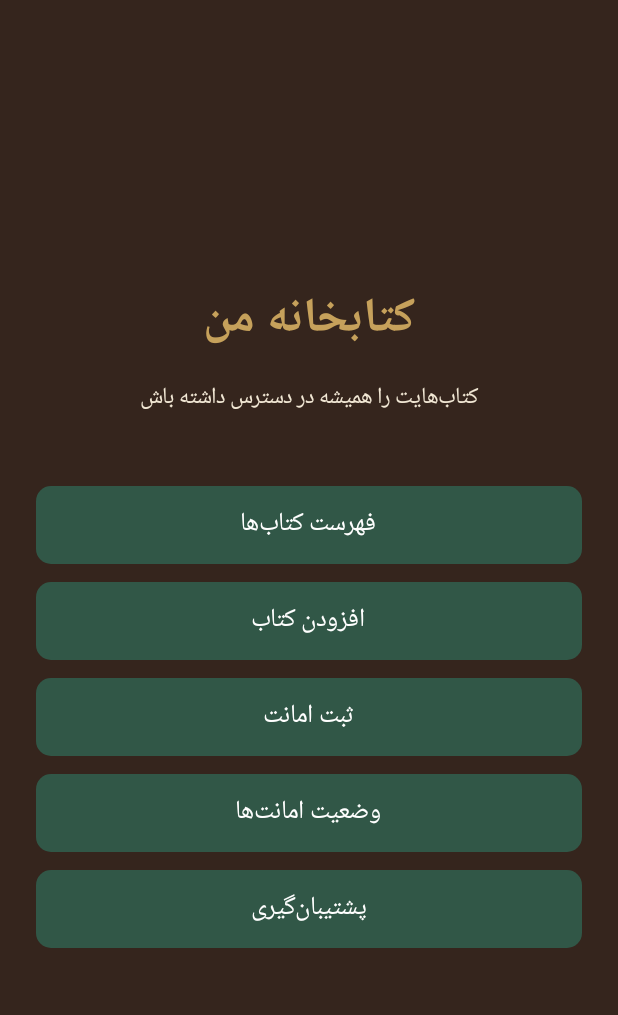
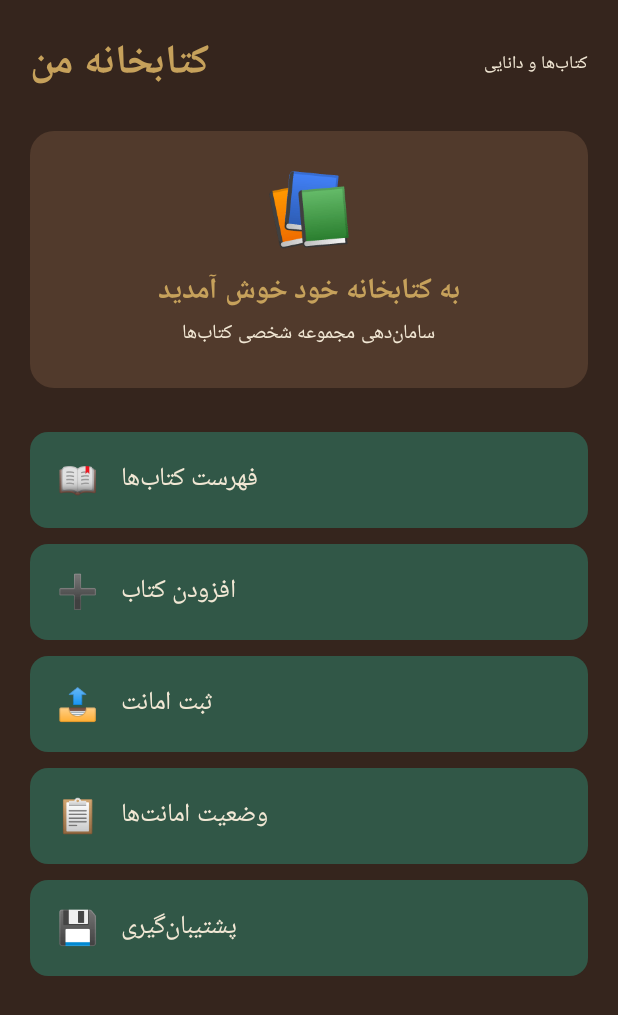
Before and after one commit to Meti1986/Ketabkhaneh-man, an Android app built with Jetpack Compose: the screen it shows after launch (MainActivity), on a phone screen of 412 x 824 dp. Shown: the top 1015 px of the screen. Run offline under Robolectric (Android 15) with nearby library versions, the phone set to English and light mode, and no system bars.

Commit message:
Update MainActivity.kt

```diff
--- a/app/src/main/java/com/ketabkhaneman/MainActivity.kt
+++ b/app/src/main/java/com/ketabkhaneman/MainActivity.kt
@@ -1,13 +1,15 @@
+
 package com.ketabkhaneman
 
 import android.os.Bundle
 import androidx.activity.ComponentActivity
 import androidx.activity.compose.setContent
 import androidx.compose.foundation.background
+import androidx.compose.foundation.clickable
 import androidx.compose.foundation.layout.*
 import androidx.compose.foundation.shape.RoundedCornerShape
 import androidx.compose.material3.*
-import androidx.compose.runtime.Composable
+import androidx.compose.runtime.*
 import androidx.compose.ui.Alignment
 import androidx.compose.ui.Modifier
 import androidx.compose.ui.graphics.Color
@@ -15,76 +17,190 @@ import androidx.compose.ui.text.font.FontWeight
 import androidx.compose.ui.unit.dp
 import androidx.compose.ui.unit.sp
 
+private val Wood = Color(0xFF35251D)
+private val WoodLight = Color(0xFF513A2C)
+private val Gold = Color(0xFFC6A15B)
+private val Paper = Color(0xFFF2E8D5)
+private val Green = Color(0xFF315747)
+
 class MainActivity : ComponentActivity() {
     override fun onCreate(savedInstanceState: Bundle?) {
         super.onCreate(savedInstanceState)
         setContent {
-            LibraryScreen()
+            LibraryApp()
         }
     }
 }
 
 @Composable
-fun LibraryScreen() {
-    val darkWood = Color(0xFF35251D)
-    val gold = Color(0xFFC6A15B)
-    val paper = Color(0xFFF2E8D5)
-    val green = Color(0xFF315747)
+fun LibraryApp() {
+    var page by remember { mutableStateOf("خانه") }
 
+    MaterialTheme {
         Surface(
             modifier = Modifier.fillMaxSize(),
-        color = darkWood
+            color = Wood
         ) {
             Column(
                 modifier = Modifier
                     .fillMaxSize()
-                .padding(24.dp),
-            horizontalAlignment = Alignment.CenterHorizontally,
-            verticalArrangement = Arrangement.Center
+                    .padding(20.dp)
+            ) {
+                Row(
+                    modifier = Modifier.fillMaxWidth(),
+                    verticalAlignment = Alignment.CenterVertically,
+                    horizontalArrangement = Arrangement.SpaceBetween
                 ) {
                     Text(
                         text = "کتابخانه من",
-                color = gold,
-                fontSize = 32.sp,
+                        color = Gold,
+                        fontSize = 27.sp,
                         fontWeight = FontWeight.Bold
                     )
 
-            Spacer(modifier = Modifier.height(12.dp))
+                    Text(
+                        text = "کتاب‌ها و دانایی",
+                        color = Paper,
+                        fontSize = 12.sp
+                    )
+                }
 
-            Text(
-                text = "کتاب‌هایت را همیشه در دسترس داشته باش",
-                color = paper,
-                fontSize = 15.sp
+                Spacer(modifier = Modifier.height(22.dp))
+
+                when (page) {
+                    "خانه" -> HomePage { page = it }
+                    "فهرست کتاب‌ها" -> SimplePage(
+                        "فهرست کتاب‌ها",
+                        "کتاب‌های ثبت‌شده در این بخش نمایش داده می‌شوند."
                     )
+                    "افزودن کتاب" -> SimplePage(
+                        "افزودن کتاب",
+                        "فرم ثبت عنوان، نویسنده، ناشر و نسخه‌ها در مرحله بعد ساخته می‌شود."
+                    )
+                    "ثبت امانت" -> SimplePage(
+                        "ثبت امانت",
+                        "امانت دادن نسخه‌های کتاب در این بخش انجام می‌شود."
+                    )
+                    "وضعیت امانت‌ها" -> SimplePage(
+                        "وضعیت امانت‌ها",
+                        "امانت‌های فعال و سوابق بازگشت در این بخش قرار می‌گیرند."
+                    )
+                    "پشتیبان‌گیری" -> SimplePage(
+                        "پشتیبان‌گیری",
+                        "ابزار پشتیبان‌گیری و بازیابی در این بخش قرار می‌گیرد."
+                    )
+                    else -> HomePage { page = it }
+                }
 
-            Spacer(modifier = Modifier.height(40.dp))
+                Spacer(modifier = Modifier.weight(1f))
 
-            LibraryButton("فهرست کتاب‌ها", green)
-            LibraryButton("افزودن کتاب", green)
-            LibraryButton("ثبت امانت", green)
-            LibraryButton("وضعیت امانت‌ها", green)
-            LibraryButton("پشتیبان‌گیری", green)
+                if (page != "خانه") {
+                    Button(
+                        onClick = { page = "خانه" },
+                        colors = ButtonDefaults.buttonColors(
+                            containerColor = Green
+                        ),
+                        modifier = Modifier.fillMaxWidth()
+                    ) {
+                        Text("بازگشت به خانه", color = Paper)
+                    }
+                }
+            }
         }
     }
 }
 
 @Composable
-fun LibraryButton(title: String, color: Color) {
-    Button(
-        onClick = {},
+fun HomePage(onNavigate: (String) -> Unit) {
+    Column(
+        modifier = Modifier.fillMaxWidth(),
+        horizontalAlignment = Alignment.CenterHorizontally
+    ) {
+        Box(
             modifier = Modifier
                 .fillMaxWidth()
-            .padding(vertical = 6.dp)
-            .height(52.dp),
-        shape = RoundedCornerShape(10.dp),
-        colors = ButtonDefaults.buttonColors(
-            containerColor = color
+                .background(
+                    WoodLight,
+                    RoundedCornerShape(16.dp)
                 )
+                .padding(24.dp),
+            contentAlignment = Alignment.Center
         ) {
+            Column(horizontalAlignment = Alignment.CenterHorizontally) {
+                Text("📚", fontSize = 48.sp)
+                Spacer(modifier = Modifier.height(10.dp))
                 Text(
-            text = title,
-            fontSize = 17.sp,
-            color = Color.White
+                    "به کتابخانه خود خوش آمدید",
+                    color = Gold,
+                    fontSize = 19.sp,
+                    fontWeight = FontWeight.Bold
+                )
+                Text(
+                    "سامان‌دهی مجموعه شخصی کتاب‌ها",
+                    color = Paper,
+                    fontSize = 13.sp
                 )
             }
         }
+
+        Spacer(modifier = Modifier.height(24.dp))
+
+        MenuButton("فهرست کتاب‌ها", "📖", onNavigate)
+        MenuButton("افزودن کتاب", "➕", onNavigate)
+        MenuButton("ثبت امانت", "📤", onNavigate)
+        MenuButton("وضعیت امانت‌ها", "📋", onNavigate)
+        MenuButton("پشتیبان‌گیری", "💾", onNavigate)
+    }
+}
+
+@Composable
+fun MenuButton(
+    title: String,
+    icon: String,
+    onNavigate: (String) -> Unit
+) {
+    Row(
+        modifier = Modifier
+            .fillMaxWidth()
+            .padding(vertical = 5.dp)
+            .background(Green, RoundedCornerShape(12.dp))
+            .clickable { onNavigate(title) }
+            .padding(horizontal = 18.dp, vertical = 17.dp),
+        verticalAlignment = Alignment.CenterVertically
+    ) {
+        Text(icon, fontSize = 22.sp)
+        Spacer(modifier = Modifier.width(14.dp))
+        Text(
+            title,
+            color = Paper,
+            fontSize = 17.sp,
+            fontWeight = FontWeight.Medium
+        )
+    }
+}
+
+@Composable
+fun SimplePage(title: String, description: String) {
+    Column(
+        modifier = Modifier
+            .fillMaxWidth()
+            .background(WoodLight, RoundedCornerShape(16.dp))
+            .padding(24.dp),
+        horizontalAlignment = Alignment.CenterHorizontally
+    ) {
+        Text(
+            title,
+            color = Gold,
+            fontSize = 23.sp,
+            fontWeight = FontWeight.Bold
+        )
+
+        Spacer(modifier = Modifier.height(20.dp))
+
+        Text(
+            description,
+            color = Paper,
+            fontSize = 16.sp
+        )
+    }
+}
```
Lines whose indentation alone changed are shown as unchanged.
